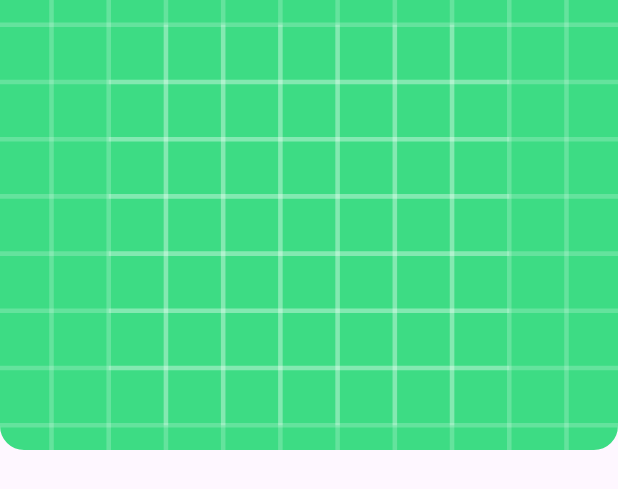
After one commit to baldehshnik/Mars, an Android app: the layout fragment_image_detail.xml on its own in the app's theme, with its tools: preview values and no code run, on a phone screen of 412 x 824 dp. The commit adds this screen. Shown: the top 489 px of the screen. Run offline under Robolectric (Android 15) with nearby library versions, the phone set to English and light mode, and no system bars.

Commit message:
ImageDetailFragment was added
# BaseFragment constructor was changed to default empty constructor
# Loaded images state saving was added to the view model
# Click listener was added to the recycler view item
# Shared element transition animation was added to the ImageDetailFragment
# The up button was added to the toolbar
# The theme with custom corners was written

# Dependency versions were updated and were cleaned

```diff
--- a/app/src/main/java/com/firstapplication/mars/domain/model/MarsModel.kt
+++ b/app/src/main/java/com/firstapplication/mars/domain/model/MarsModel.kt
@@ -1,6 +1,10 @@
 package com.firstapplication.mars.domain.model
 
+import android.os.Parcelable
+import kotlinx.parcelize.Parcelize
+
+@Parcelize
 data class MarsModel(
     val id: String,
     val imageSrcUrl: String
-)
+): Parcelable
--- /dev/null
+++ b/app/src/main/res/layout/fragment_image_detail.xml
@@ -0,0 +1,24 @@
+<?xml version="1.0" encoding="utf-8"?>
+<androidx.core.widget.NestedScrollView xmlns:android="http://schemas.android.com/apk/res/android"
+    xmlns:app="http://schemas.android.com/apk/res-auto"
+    xmlns:tools="http://schemas.android.com/tools"
+    android:layout_width="match_parent"
+    android:layout_height="wrap_content">
+
+    <LinearLayout
+        android:layout_width="match_parent"
+        android:layout_height="wrap_content">
+
+        <com.google.android.material.imageview.ShapeableImageView
+            android:id="@+id/img"
+            android:layout_width="match_parent"
+            android:layout_height="300dp"
+            android:contentDescription="@string/detail_image_view"
+            android:scaleType="centerCrop"
+            android:transitionName="image"
+            app:shapeAppearanceOverlay="@style/ImageViewShapeAppearanceOverlay"
+            tools:src="@drawable/ic_launcher_background" />
+
+    </LinearLayout>
+
+</androidx.core.widget.NestedScrollView>
--- a/app/src/main/res/layout/mars_item.xml
+++ b/app/src/main/res/layout/mars_item.xml
@@ -19,7 +19,8 @@
             android:id="@+id/imgMars"
             android:layout_width="match_parent"
             android:layout_height="match_parent"
-            android:contentDescription="@string/mars_image"
+            android:transitionName="image"
+            android:contentDescription="@string/mars_item_image_view"
             tools:src="@drawable/ic_launcher_background" />
 
     </com.google.android.material.card.MaterialCardView>
--- a/app/src/main/res/values/descriptions.xml
+++ b/app/src/main/res/values/descriptions.xml
@@ -2,5 +2,9 @@
 <resources>
 
     <string name="home_fragment_refresh_button">Refresh home fragment</string>
+    <string name="detail_image_view">ImageView in ImageDetailFragment</string>
+    <string name="mars_item_image_view">ImageView in RecyclerView item</string>
+
+    <string name="transition_name">image</string>
 
 </resources>
--- a/app/src/main/res/values/strings.xml
+++ b/app/src/main/res/values/strings.xml
@@ -1,5 +1,7 @@
 <resources>
     <string name="app_name">Mars Images</string>
-    <string name="mars_image">mars image</string>
     <string name="error">Error</string>
+    <string name="none">None</string>
+
+    <string name="image_number">Image %s</string>
 </resources>
--- a/app/src/main/res/values/themes.xml
+++ b/app/src/main/res/values/themes.xml
@@ -3,25 +3,33 @@
     <style name="Theme.Mars" parent="Theme.Material3.DayNight.NoActionBar">
         <!-- Primary brand color. -->
         <item name="colorPrimary">@color/dark_orange</item>
-        <!--        <item name="colorPrimaryVariant">@color/purple_700</item>-->
-        <!--        <item name="colorOnPrimary">@color/white</item>-->
+        <!--                <item name="colorPrimaryVariant">@color/purple_700</item>-->
+        <!--                <item name="colorOnPrimary">@color/white</item>-->
         <!-- Secondary brand color. -->
-        <!--        <item name="colorSecondary">@color/teal_200</item>-->
-        <!--        <item name="colorSecondaryVariant">@color/teal_700</item>-->
-        <!--        <item name="colorOnSecondary">@color/black</item>-->
+        <!--                <item name="colorSecondary">@color/teal_200</item>-->
+        <!--                <item name="colorSecondaryVariant">@color/teal_700</item>-->
+        <!--                <item name="colorOnSecondary">@color/black</item>-->
         <!-- Status bar color. -->
         <item name="android:statusBarColor">@color/dark_orange_50</item>
         <item name="colorSurface">@color/dark_orange_40</item>
         <!-- Customize your theme here. -->
     </style>
 
-    <style name="Theme.Mars.NoActionBar">
-        <item name="windowActionBar">false</item>
-        <item name="windowNoTitle">true</item>
-    </style>
+    <!--    <style name="Theme.Mars.NoActionBar">-->
+    <!--        <item name="windowActionBar">false</item>-->
+    <!--        <item name="windowNoTitle">true</item>-->
+    <!--    </style>-->
 
     <style name="AppTheme.AppBarOverlay" parent="ThemeOverlay.MaterialComponents.Dark.ActionBar">
         <item name="android:textColorPrimary">?colorPrimary</item>
     </style>
 
+    <style name="ImageViewShapeAppearanceOverlay">
+        <item name="cornerFamily">rounded</item>
+        <item name="cornerSizeBottomLeft">16dp</item>
+        <item name="cornerSizeBottomRight">16dp</item>
+        <item name="cornerSizeTopLeft">0dp</item>
+        <item name="cornerSizeTopRight">0dp</item>
+    </style>
+
 </resources>
--- a/build.gradle
+++ b/build.gradle
@@ -6,11 +6,13 @@ buildscript {
     }
     ext {
         hilt_version = "2.44"
+        navigation_version = "2.5.3"
     }
     dependencies {
         classpath "com.android.tools.build:gradle:7.0.3"
         classpath "org.jetbrains.kotlin:kotlin-gradle-plugin:1.6.10"
         classpath "com.google.dagger:hilt-android-gradle-plugin:$hilt_version"
+        classpath "androidx.navigation:navigation-safe-args-gradle-plugin:$navigation_version"
 
         // NOTE: Do not place your application dependencies here; they belong
         // in the individual module build.gradle files
```
Also changed, not shown: app/build.gradle (+13 -14 lines), app/src/main/java/com/firstapplication/mars/ui/activity/MainActivity.kt (+15 -0 lines), app/src/main/java/com/firstapplication/mars/ui/adapter/MarsAdapter.kt (+42 -15 lines), app/src/main/java/com/firstapplication/mars/ui/fragment/BaseFragment.kt (+1 -7 lines), app/src/main/java/com/firstapplication/mars/ui/fragment/HomeFragment.kt (+29 -4 lines), app/src/main/java/com/firstapplication/mars/ui/fragment/ImageDetailFragment.kt (added, +56 -0 lines), app/src/main/java/com/firstapplication/mars/ui/utils/OnMarsImageClickListener.kt (added, +8 -0 lines), app/src/main/java/com/firstapplication/mars/ui/viewmodel/HomeViewModel.kt (+11 -2 lines), app/src/main/res/anim/recycler_view_item.xml (+4 -3 lines), app/src/main/res/navigation/main_nav_graph.xml (+16 -2 lines).
